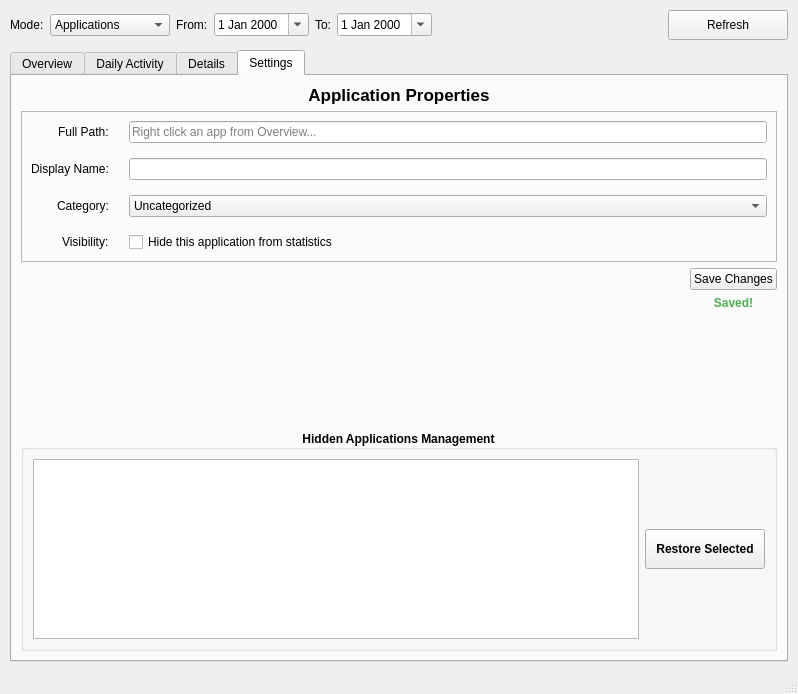
The window that src/ActivityDashboard.ui (Kvazarus/Activity_Insight) describes before a commit, drawn with Qt 5.
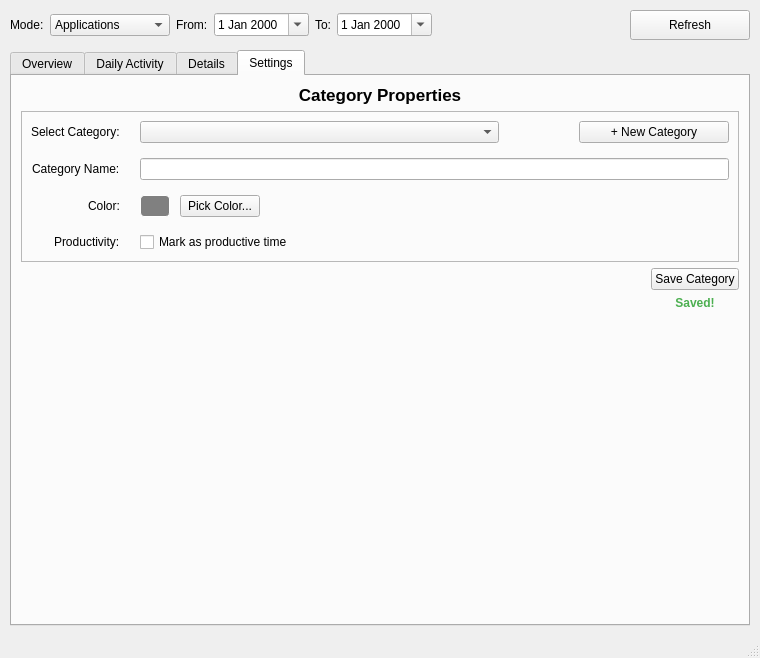
The same window after the commit. The open tabs and pages were chosen to show the change. Custom widgets are drawn as their Qt base class.

Commit message: updated category details and UI of categories settings

Patch:
```diff
--- a/src/ActivityDashboard.ui
+++ b/src/ActivityDashboard.ui
@@ -6,8 +6,8 @@
    <rect>
     <x>0</x>
     <y>0</y>
-    <width>798</width>
-    <height>694</height>
+    <width>760</width>
+    <height>658</height>
    </rect>
   </property>
   <property name="windowTitle">
@@ -372,6 +372,25 @@
        </attribute>
        <layout class="QVBoxLayout" name="verticalLayout_5">
         <item>
+         <widget class="QStackedWidget" name="stackedWidgetSettings">
+          <property name="currentIndex">
+           <number>1</number>
+          </property>
+          <widget class="QWidget" name="pageAppSettings">
+           <layout class="QVBoxLayout" name="verticalLayout_pageApp">
+            <property name="leftMargin">
+             <number>0</number>
+            </property>
+            <property name="topMargin">
+             <number>0</number>
+            </property>
+            <property name="rightMargin">
+             <number>0</number>
+            </property>
+            <property name="bottomMargin">
+             <number>0</number>
+            </property>
+            <item>
          <widget class="QLabel" name="lblSettingsTitle">
           <property name="font">
            <font>
@@ -569,6 +588,271 @@
         </item>
        </layout>
       </widget>
+          <widget class="QWidget" name="pageCategorySettings">
+           <layout class="QVBoxLayout" name="verticalLayout_pageCat">
+            <property name="leftMargin">
+             <number>0</number>
+            </property>
+            <property name="topMargin">
+             <number>0</number>
+            </property>
+            <property name="rightMargin">
+             <number>0</number>
+            </property>
+            <property name="bottomMargin">
+             <number>0</number>
+            </property>
+            <item>
+             <widget class="QLabel" name="lblCategorySettingsTitle">
+              <property name="font">
+               <font>
+                <pointsize>13</pointsize>
+                <bold>true</bold>
+               </font>
+              </property>
+              <property name="text">
+               <string>Category Properties</string>
+              </property>
+              <property name="alignment">
+               <set>Qt::AlignmentFlag::AlignCenter</set>
+              </property>
+             </widget>
+            </item>
+            <item>
+             <widget class="QFrame" name="frameCategorySettings">
+              <property name="frameShape">
+               <enum>QFrame::Shape::StyledPanel</enum>
+              </property>
+              <property name="frameShadow">
+               <enum>QFrame::Shadow::Raised</enum>
+              </property>
+              <layout class="QFormLayout" name="formLayoutCategory">
+               <property name="labelAlignment">
+                <set>Qt::AlignmentFlag::AlignRight|Qt::AlignmentFlag::AlignTrailing|Qt::AlignmentFlag::AlignVCenter</set>
+               </property>
+               <property name="formAlignment">
+                <set>Qt::AlignmentFlag::AlignHCenter|Qt::AlignmentFlag::AlignTop</set>
+               </property>
+               <property name="horizontalSpacing">
+                <number>20</number>
+               </property>
+               <property name="verticalSpacing">
+                <number>15</number>
+               </property>
+               <item row="0" column="0">
+                <widget class="QLabel" name="labelSelectCat">
+                 <property name="text">
+                  <string>Select Category:</string>
+                 </property>
+                </widget>
+               </item>
+               <item row="0" column="1">
+                <layout class="QHBoxLayout" name="horizontalLayoutCatSelect">
+                 <item>
+                  <widget class="QComboBox" name="comboEditCategory">
+                   <property name="minimumSize">
+                    <size>
+                     <width>250</width>
+                     <height>0</height>
+                    </size>
+                   </property>
+                  </widget>
+                 </item>
+                 <item>
+                  <spacer name="horizontalSpacer_3">
+                   <property name="orientation">
+                    <enum>Qt::Orientation::Horizontal</enum>
+                   </property>
+                   <property name="sizeType">
+                    <enum>QSizePolicy::Policy::Maximum</enum>
+                   </property>
+                   <property name="sizeHint" stdset="0">
+                    <size>
+                     <width>80</width>
+                     <height>20</height>
+                    </size>
+                   </property>
+                  </spacer>
+                 </item>
+                 <item>
+                  <widget class="QPushButton" name="btnCreateNewCategory">
+                   <property name="minimumSize">
+                    <size>
+                     <width>150</width>
+                     <height>0</height>
+                    </size>
+                   </property>
+                   <property name="maximumSize">
+                    <size>
+                     <width>150</width>
+                     <height>16777215</height>
+                    </size>
+                   </property>
+                   <property name="text">
+                    <string>+ New Category</string>
+                   </property>
+                  </widget>
+                 </item>
+                </layout>
+               </item>
+               <item row="1" column="0">
+                <widget class="QLabel" name="labelCatName">
+                 <property name="text">
+                  <string>Category Name:</string>
+                 </property>
+                </widget>
+               </item>
+               <item row="1" column="1">
+                <widget class="QLineEdit" name="editCategoryName"/>
+               </item>
+               <item row="2" column="0">
+                <widget class="QLabel" name="labelCatColor">
+                 <property name="text">
+                  <string>Color:</string>
+                 </property>
+                </widget>
+               </item>
+               <item row="2" column="1">
+                <layout class="QHBoxLayout" name="horizontalLayoutColor">
+                 <item>
+                  <widget class="QLabel" name="lblColorPreview">
+                   <property name="minimumSize">
+                    <size>
+                     <width>30</width>
+                     <height>20</height>
+                    </size>
+                   </property>
+                   <property name="styleSheet">
+                    <string notr="true">background-color: #808080; border: 1px solid #fff; border-radius: 4px;</string>
+                   </property>
+                   <property name="text">
+                    <string/>
+                   </property>
+                   <property name="margin">
+                    <number>0</number>
+                   </property>
+                  </widget>
+                 </item>
+                 <item>
+                  <spacer name="horizontalSpacer_4">
+                   <property name="orientation">
+                    <enum>Qt::Orientation::Horizontal</enum>
+                   </property>
+                   <property name="sizeType">
+                    <enum>QSizePolicy::Policy::Maximum</enum>
+                   </property>
+                   <property name="sizeHint" stdset="0">
+                    <size>
+                     <width>10</width>
+                     <height>20</height>
+                    </size>
+                   </property>
+                  </spacer>
+                 </item>
+                 <item>
+                  <widget class="QPushButton" name="btnPickColor">
+                   <property name="text">
+                    <string>Pick Color...</string>
+                   </property>
+                  </widget>
+                 </item>
+                 <item>
+                  <spacer name="hSpacerColor">
+                   <property name="orientation">
+                    <enum>Qt::Orientation::Horizontal</enum>
+                   </property>
+                   <property name="sizeHint" stdset="0">
+                    <size>
+                     <width>40</width>
+                     <height>20</height>
+                    </size>
+                   </property>
+                  </spacer>
+                 </item>
+                </layout>
+               </item>
+               <item row="3" column="0">
+                <widget class="QLabel" name="labelCatProductive">
+                 <property name="text">
+                  <string>Productivity:</string>
+                 </property>
+                </widget>
+               </item>
+               <item row="3" column="1">
+                <widget class="QCheckBox" name="checkCatProductive">
+                 <property name="text">
+                  <string>Mark as productive time</string>
+                 </property>
+                </widget>
+               </item>
+              </layout>
+             </widget>
+            </item>
+            <item>
+             <layout class="QHBoxLayout" name="horizontalLayoutCatSave">
+              <item>
+               <spacer name="hSpacerCatSave">
+                <property name="orientation">
+                 <enum>Qt::Orientation::Horizontal</enum>
+                </property>
+                <property name="sizeHint" stdset="0">
+                 <size>
+                  <width>40</width>
+                  <height>20</height>
+                 </size>
+                </property>
+               </spacer>
+              </item>
+              <item>
+               <layout class="QVBoxLayout" name="verticalLayoutCatSaveBtn">
+                <item>
+                 <widget class="QPushButton" name="btnSaveCategory">
+                  <property name="text">
+                   <string>Save Category</string>
+                  </property>
+                 </widget>
+                </item>
+                <item>
+                 <widget class="QLabel" name="lblCategorySavedStatus">
+                  <property name="font">
+                   <font>
+                    <bold>true</bold>
+                   </font>
+                  </property>
+                  <property name="styleSheet">
+                   <string notr="true">color: #4CAF50;</string>
+                  </property>
+                  <property name="text">
+                   <string>Saved!</string>
+                  </property>
+                  <property name="alignment">
+                   <set>Qt::AlignmentFlag::AlignCenter</set>
+                  </property>
+                 </widget>
+                </item>
+               </layout>
+              </item>
+             </layout>
+            </item>
+            <item>
+             <spacer name="verticalSpacerCat">
+              <property name="orientation">
+               <enum>Qt::Orientation::Vertical</enum>
+              </property>
+              <property name="sizeHint" stdset="0">
+               <size>
+                <width>20</width>
+                <height>40</height>
+               </size>
+              </property>
+             </spacer>
+            </item>
+           </layout>
+          </widget>
+         </widget>
+        </item>
+       </layout>
+      </widget>
      </widget>
     </item>
    </layout>
```
Left out of the diff: 10 changed lines with no effect on the pictures. Lines whose indentation alone changed are shown as unchanged. The commit also changes 3 other files.
